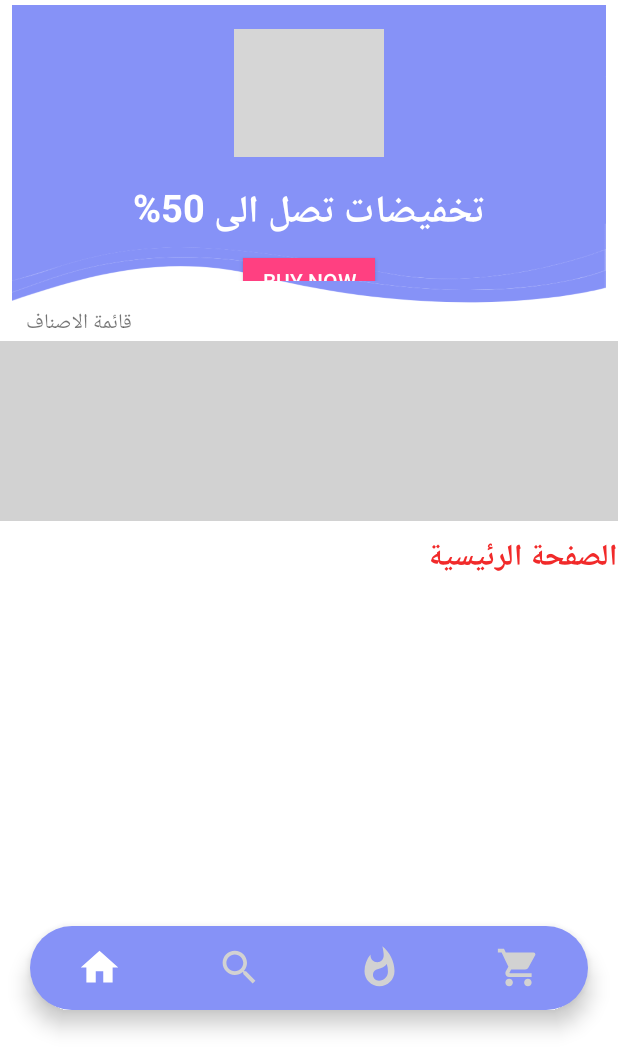
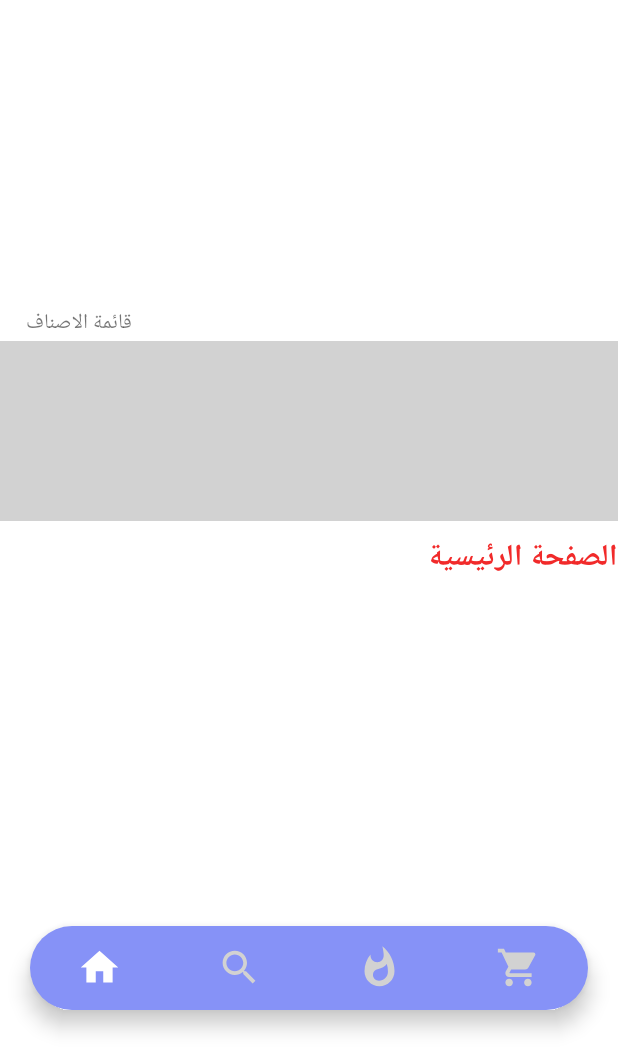
Before and after one commit to Ahmed-M-SH/Fashion-V2, an Android app: the HomeFragment screen opened directly, with no data from a screen before it, on a phone screen of 412 x 824 dp, the part 181-1236 px from its top. Run offline under Robolectric (Android 15) with nearby library versions, the phone set to English and light mode, and no system bars; grey boxes are pictures that could not be loaded.

Commit message:
make some update

```diff
--- a/app/src/main/res/layout/fragment_home.xml
+++ b/app/src/main/res/layout/fragment_home.xml
@@ -87,50 +87,10 @@
                         android:id="@+id/view_pager"
                         android:layout_width="match_parent"
                         android:layout_height="wrap_content"
-                        tools:ignore="MissingConstraints" />
-
-                    <LinearLayout
-
-                        android:layout_width="match_parent"
-                        android:layout_height="wrap_content"
-                        android:layout_marginStart="8dp"
-                        android:layout_marginEnd="8dp"
-                        android:background="@drawable/headerbkg"
-                        android:gravity="center"
-                        android:orientation="vertical"
-                        android:padding="16dp"
-                        app:layout_constraintBottom_toBottomOf="parent"
                         app:layout_constraintEnd_toEndOf="parent"
                         app:layout_constraintStart_toStartOf="parent"
-                        app:layout_constraintTop_toTopOf="parent">
-
-                        <ImageView
-                            android:id="@+id/ad_image"
-                            android:layout_width="100dp"
-                            android:layout_height="100dp"
-                            android:src="@drawable/cat1" />
-
-                        <TextView
-                            android:id="@+id/ad_title"
-                            android:layout_width="wrap_content"
-                            android:layout_height="wrap_content"
-                            android:layout_marginTop="16dp"
-                            android:text="تخفيضات تصل الى 50%"
-                            android:textColor="#FFFFFF"
-                            android:textSize="25dp"
-                            android:textStyle="bold" />
-
-                        <androidx.appcompat.widget.AppCompatButton
-                            android:id="@+id/button2v"
-                            android:layout_width="wrap_content"
-                            android:layout_height="30dp"
-                            android:layout_marginTop="8dp"
-                            android:background="#FF4081"
-                            android:text="Buy Now"
-                            android:textColor="#FFFFFF" />
-
-                        <!-- أضف أي مكونات إضافية ترغب في إظهارها للإعلان -->
-                    </LinearLayout>
+                        app:layout_constraintTop_toTopOf="parent"
+                        tools:ignore="MissingConstraints" />
 
                 </androidx.constraintlayout.widget.ConstraintLayout>
 
```
Also changed, not shown: app/src/main/java/com/example/fashion/Fragment/HomeFragment.java (+53 -3 lines), app/src/main/java/com/example/fashion/Fragment/ImageFragment.java (added, +27 -0 lines).
